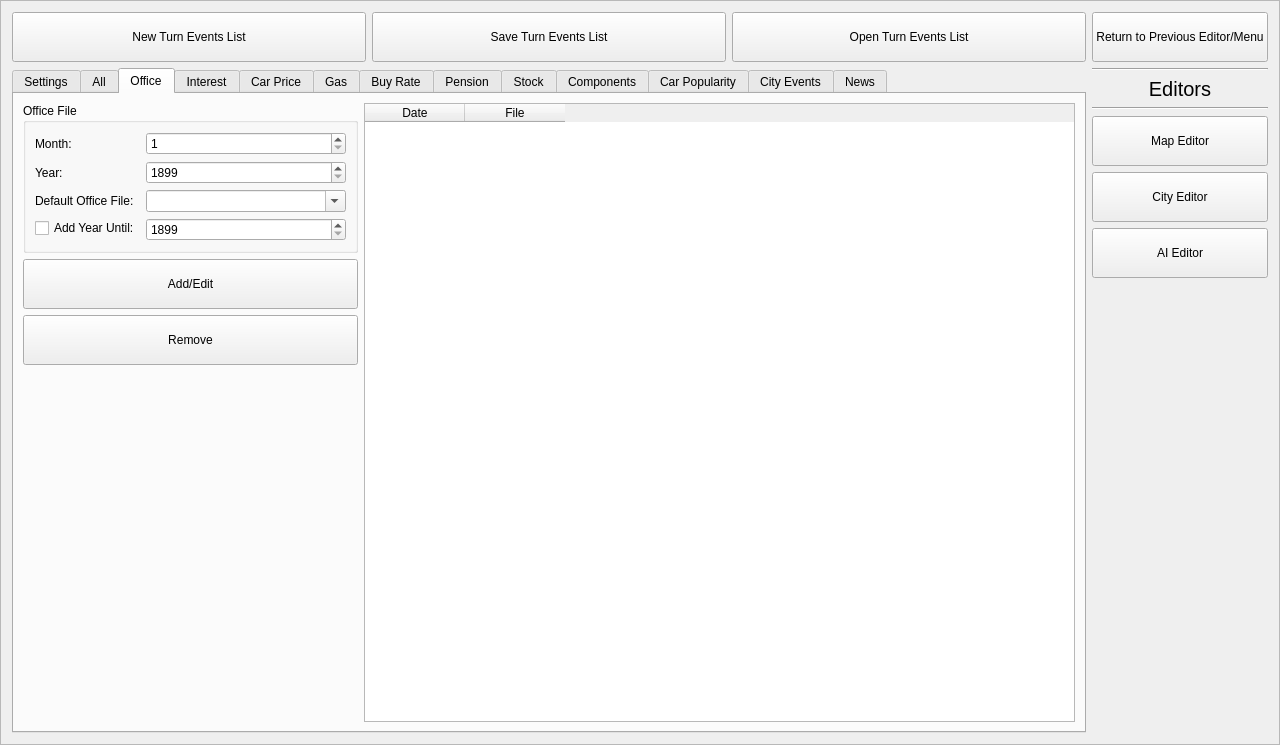
Qt form TurnEventsEditor.ui (gearcity/GearCity_ModTools) before a commit.
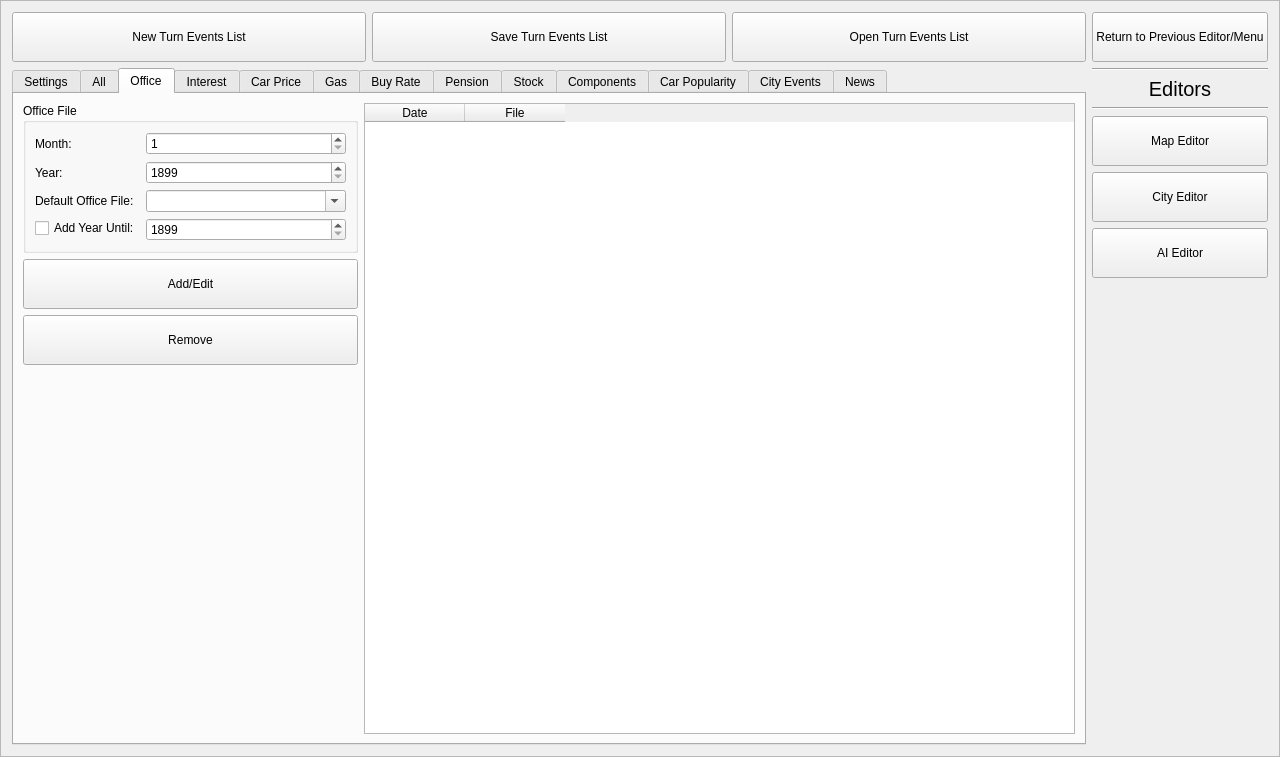
The same form after that commit. The open tabs and pages were chosen to show the change. Icons and pictures are not drawn.

What changed in the file:
```diff
--- a/TurnEventsEditor.ui
+++ b/TurnEventsEditor.ui
@@ -7,7 +7,7 @@
     <x>0</x>
     <y>0</y>
     <width>1280</width>
-    <height>745</height>
+    <height>757</height>
    </rect>
   </property>
   <property name="windowTitle">
```
Left out of the diff: 38 changed lines with no effect on the pictures.
